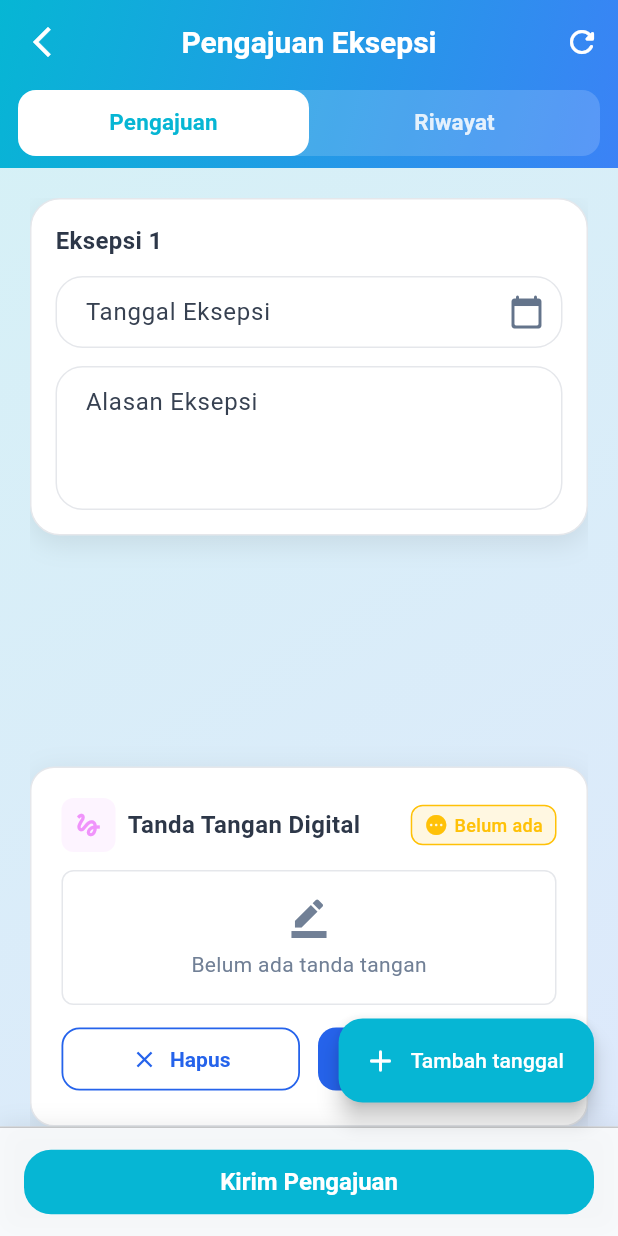
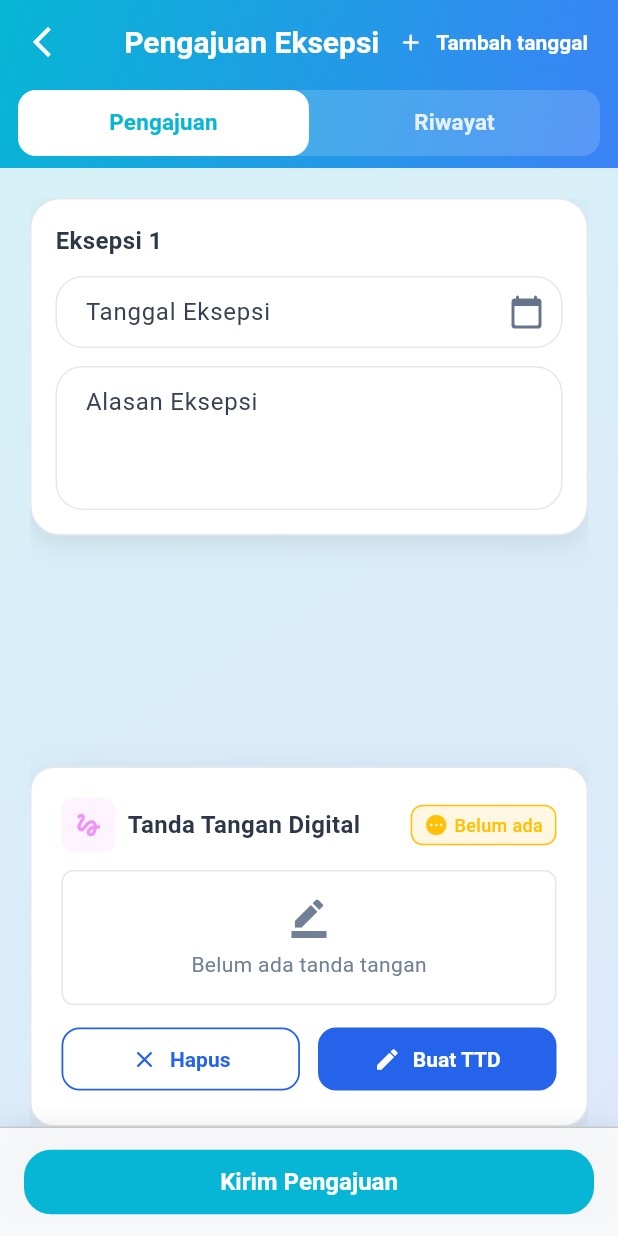
Before and after one commit to levanza1358/mti_pontianak, a Flutter app: the EksepsiPage screen opened by its route, on a phone screen of 412 x 824 dp. Run offline on Flutter 3.47's test engine with Material 3 defaults, Android fonts, the phone set to English and light mode, and no system bars; our stand-ins replace dio, file_picker, get, open_filex, package_info_plus, pdf and 6 more; missing offline and left inert: excel; accounts and stored records are empty.

Commit message:
refactor(ui): improve eksepsi page layout and version bump
- Move 'Tambah tanggal' button from FAB to AppBar for better UX
- Remove unused floating action button
- Add proper null check in semua_insentif_page
- Bump version to 1.0.7+1

```diff
--- a/lib/page/eksepsi_page.dart
+++ b/lib/page/eksepsi_page.dart
@@ -52,10 +52,31 @@ class EksepsiPage extends StatelessWidget {
           ),
         ),
         actions: [
-          IconButton(
-            tooltip: 'Refresh',
-            onPressed: controller.refreshData,
-            icon: const Icon(Icons.refresh_rounded),
+          // Pindahkan tombol Tambah Tanggal ke AppBar; tampil hanya di tab Pengajuan
+          AnimatedBuilder(
+            animation: controller.tabController,
+            builder: (context, _) {
+              final isPengajuan = controller.tabController.index == 0;
+              if (!isPengajuan) return const SizedBox.shrink();
+              return Padding(
+                padding: const EdgeInsets.only(right: AppSpacing.sm),
+                child: TextButton.icon(
+                  onPressed: controller.addEksepsiEntry,
+                  icon: const Icon(Icons.add_rounded, color: Colors.white),
+                  label: const Text(
+                    'Tambah tanggal',
+                    style: TextStyle(color: Colors.white),
+                  ),
+                  style: TextButton.styleFrom(
+                    foregroundColor: Colors.white,
+                    padding: const EdgeInsets.symmetric(
+                      horizontal: AppSpacing.md,
+                      vertical: AppSpacing.xs,
+                    ),
+                  ),
+                ),
+              );
+            },
           ),
         ],
         bottom: PreferredSize(
@@ -96,22 +117,7 @@ class EksepsiPage extends StatelessWidget {
           ),
         ),
       ),
-      // Satu tombol tambah tanggal saja untuk semua platform/orientasi
-      floatingActionButton: AnimatedBuilder(
-        animation: controller.tabController,
-        builder: (context, _) {
-          final isPengajuan = controller.tabController.index == 0;
-          return isPengajuan
-              ? FloatingActionButton.extended(
-                  onPressed: controller.addEksepsiEntry,
-                  icon: const Icon(Icons.add_rounded),
-                  label: const Text('Tambah tanggal'),
-                  backgroundColor: accent,
-                  foregroundColor: theme.colorScheme.onPrimary,
-                )
-              : const SizedBox.shrink();
-        },
-      ),
+      // Tombol tambah tanggal dipindah ke AppBar; hilangkan FAB
       // Tombol submit sticky untuk mode portrait agar selalu terlihat di Android
       bottomNavigationBar: AnimatedBuilder(
         animation: controller.tabController,
--- a/lib/page/semua_insentif_page.dart
+++ b/lib/page/semua_insentif_page.dart
@@ -204,8 +204,9 @@ class SemuaInsentifPage extends GetView<SemuaInsentifController> {
                                                   value: y, child: Text('$y')))
                                               .toList(),
                                           onChanged: (v) {
-                                            if (v != null)
+                                            if (v != null) {
                                               controller.changeYear(v);
+                                            }
                                           },
                                         ),
                                       ),
--- a/pubspec.yaml
+++ b/pubspec.yaml
@@ -16,7 +16,7 @@ publish_to: 'none' # Remove this line if you wish to publish to pub.dev
 # https://developer.apple.com/library/archive/documentation/General/Reference/InfoPlistKeyReference/Articles/CoreFoundationKeys.html
 # In Windows, build-name is used as the major, minor, and patch parts
 # of the product and file versions while build-number is used as the build suffix.
-version: 1.0.6+1
+version: 1.0.7+1
 
 environment:
   sdk: '>=3.5.0 <4.0.0'
```
